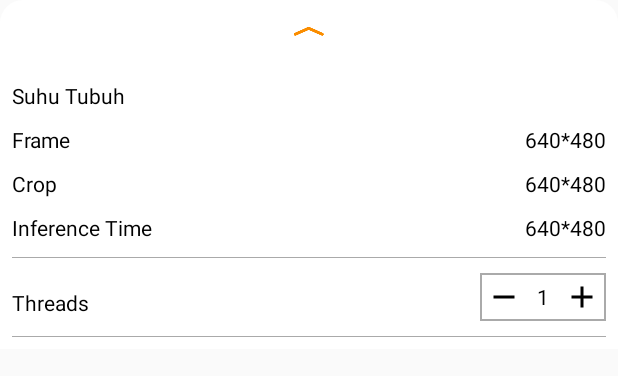
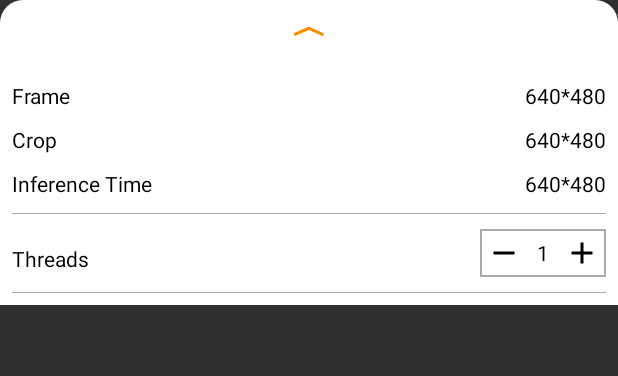
Before and after one commit to Aseptrisna/latihan, an Android app: the layout tfe_od_layout_bottom_sheet.xml on its own in the app's theme, with its tools: preview values and no code run, on a phone screen of 412 x 824 dp. Shown: the top 376 px of the screen. Run offline under Robolectric (Android 15) with nearby library versions, the phone set to English and light mode, and no system bars.

Commit message:
saveDB Git push

```diff
--- a/app/src/main/AndroidManifest.xml
+++ b/app/src/main/AndroidManifest.xml
@@ -11,9 +11,9 @@
 
     <application
         android:allowBackup="false"
-        android:icon="@mipmap/ic_launcher_facemask"
+        android:icon="@drawable/ic_logo"
         android:label="@string/tfe_od_app_name"
-        android:roundIcon="@mipmap/ic_launcher_facemask_round"
+        android:roundIcon="@drawable/ic_logo"
         android:supportsRtl="true"
         android:theme="@style/AppTheme.ObjectDetection">
 
--- a/app/src/main/java/org/tensorflow/lite/examples/detection/LegacyCameraConnectionFragment.java
+++ b/app/src/main/java/org/tensorflow/lite/examples/detection/LegacyCameraConnectionFragment.java
@@ -16,6 +16,7 @@ package org.tensorflow.lite.examples.detection;
  * limitations under the License.
  */
 
+import android.annotation.SuppressLint;
 import android.app.Fragment;
 import android.graphics.SurfaceTexture;
 import android.hardware.Camera;
@@ -36,6 +37,7 @@ import org.tensorflow.lite.examples.detection.customview.AutoFitTextureView;
 import org.tensorflow.lite.examples.detection.env.ImageUtils;
 import org.tensorflow.lite.examples.detection.env.Logger;
 
+@SuppressLint("ValidFragment")
 public class LegacyCameraConnectionFragment extends Fragment {
   private static final Logger LOGGER = new Logger();
   /** Conversion from screen rotation to JPEG orientation. */
--- /dev/null
+++ b/app/src/main/res/drawable/ic_logo.xml
@@ -0,0 +1,5 @@
+<vector android:height="24dp" android:tint="#2FB60B"
+    android:viewportHeight="24" android:viewportWidth="24"
+    android:width="24dp" xmlns:android="http://schemas.android.com/apk/res/android">
+    <path android:fillColor="@android:color/white" android:pathData="M19.5,6c-1.31,0 -2.37,1.01 -2.48,2.3C15.14,7.8 14.18,6.5 12,6.5c-2.19,0 -3.14,1.3 -5.02,1.8C6.87,7.02 5.81,6 4.5,6C3.12,6 2,7.12 2,8.5V9c0,6 3.6,7.81 6.52,7.98C9.53,17.62 10.72,18 12,18s2.47,-0.38 3.48,-1.02C18.4,16.81 22,15 22,9V8.5C22,7.12 20.88,6 19.5,6zM3.5,9V8.5c0,-0.55 0.45,-1 1,-1s1,0.45 1,1v3c0,1.28 0.38,2.47 1.01,3.48C4.99,14.27 3.5,12.65 3.5,9zM20.5,9c0,3.65 -1.49,5.27 -3.01,5.98c0.64,-1.01 1.01,-2.2 1.01,-3.48v-3c0,-0.55 0.45,-1 1,-1s1,0.45 1,1V9zM10.69,10.48c-0.44,0.26 -0.96,0.56 -1.69,0.76V10.2c0.48,-0.17 0.84,-0.38 1.18,-0.58C10.72,9.3 11.23,9 12,9s1.27,0.3 1.8,0.62c0.34,0.2 0.71,0.42 1.2,0.59v1.04c-0.75,-0.21 -1.26,-0.51 -1.71,-0.78C12.83,10.2 12.49,10 12,10C11.51,10 11.16,10.2 10.69,10.48z"/>
+</vector>
--- a/app/src/main/res/layout/tfe_od_layout_bottom_sheet.xml
+++ b/app/src/main/res/layout/tfe_od_layout_bottom_sheet.xml
@@ -33,22 +33,22 @@
         android:layout_height="wrap_content"
         android:orientation="horizontal">
 
-        <TextView
-            android:id="@+id/suhu"
-            android:layout_width="wrap_content"
-            android:layout_height="wrap_content"
-            android:layout_marginTop="10dp"
-            android:text="Suhu Tubuh"
-            android:textColor="@android:color/black" />
+<!--        <TextView-->
 
-        <TextView
-            android:id="@+id/valuesuhu"
-            android:layout_width="match_parent"
-            android:layout_height="wrap_content"
-            android:layout_marginTop="10dp"
-            android:gravity="right"
-            android:text=""
-            android:textColor="@android:color/black" />
+<!--            android:layout_width="wrap_content"-->
+<!--            android:layout_height="wrap_content"-->
+<!--            android:layout_marginTop="10dp"-->
+<!--            android:text="Suhu Tubuh"-->
+<!--            android:textColor="@android:color/black" />-->
+
+<!--        <TextView-->
+<!--            android:id="@+id/valuesuhu"-->
+<!--            android:layout_width="match_parent"-->
+<!--            android:layout_height="wrap_content"-->
+<!--            android:layout_marginTop="10dp"-->
+<!--            android:gravity="right"-->
+<!--            android:text=""-->
+<!--            android:textColor="@android:color/black" />-->
     </LinearLayout>
 
 
--- a/app/src/main/res/values/styles.xml
+++ b/app/src/main/res/values/styles.xml
@@ -1,10 +1,10 @@
 <resources>
 
     <!-- Base application theme. -->
-    <style name="AppTheme.ObjectDetection" parent="Theme.AppCompat.Light.NoActionBar">
+    <style name="AppTheme.ObjectDetection" parent="Theme.AppCompat.NoActionBar">
         <!-- Customize your theme here. -->
-        <item name="colorPrimary">@color/tfe_color_primary</item>
-        <item name="colorPrimaryDark">@color/tfe_color_primary_dark</item>
+        <item name="colorPrimary">@color/cardview_shadow_start_color</item>
+        <item name="colorPrimaryDark">@color/common_google_signin_btn_text_dark_default</item>
         <item name="colorAccent">@color/tfe_color_accent</item>
     </style>
 
```
Also changed, not shown: app/src/main/java/org/tensorflow/lite/examples/detection/CameraActivity.java (+107 -62 lines), app/src/main/java/org/tensorflow/lite/examples/detection/DetectorActivity.java (+44 -8 lines), app/src/main/java/org/tensorflow/lite/examples/detection/customview/RecognitionScoreView.java (+2 -5 lines), app/src/main/java/org/tensorflow/lite/examples/detection/tracking/MultiBoxTracker.java (+0 -15 lines), app/src/main/res/layout/tfe_od_activity_camera.xml (+16 -4 lines), 1 other file.
